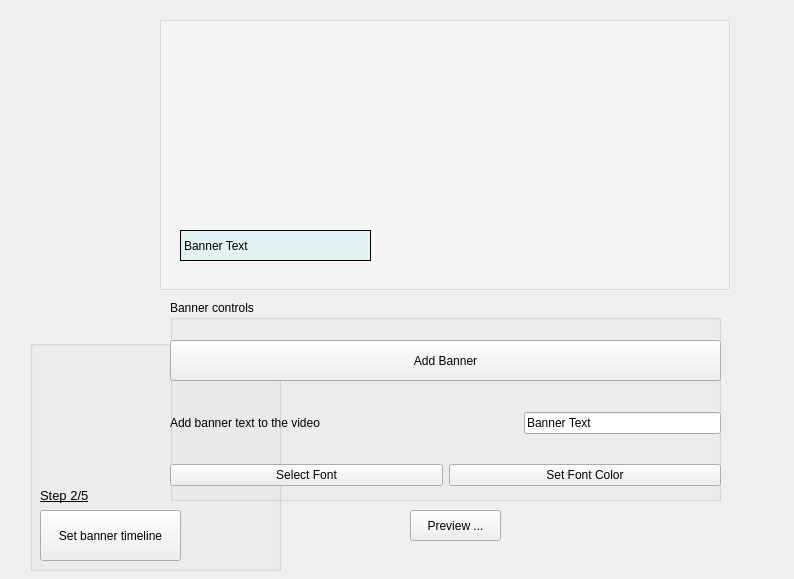
First picture: the form in ui/banner.ui, repository pratikone/videoVenom, before the edit.
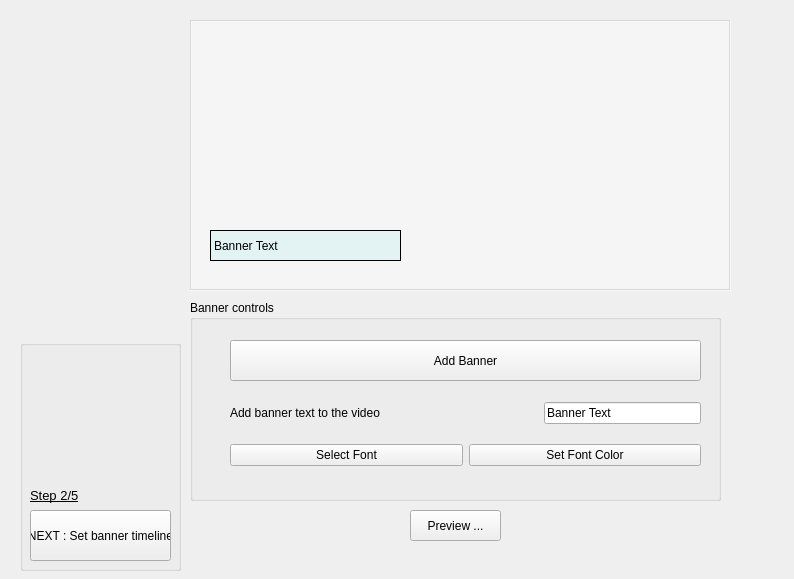
Second picture: the form after the edit.

Commit message: made changes for banner

```diff
--- a/ui/banner.ui
+++ b/ui/banner.ui
@@ -35,7 +35,7 @@
   <widget class="QLabel" name="bannerLabel">
    <property name="geometry">
     <rect>
-     <x>180</x>
+     <x>210</x>
      <y>230</y>
      <width>191</width>
      <height>31</height>
@@ -65,9 +65,9 @@
   <widget class="QLabel" name="frame">
    <property name="geometry">
     <rect>
-     <x>160</x>
+     <x>190</x>
      <y>20</y>
-     <width>571</width>
+     <width>541</width>
      <height>271</height>
     </rect>
    </property>
@@ -93,9 +93,9 @@
   <widget class="QGroupBox" name="progressBox">
    <property name="geometry">
     <rect>
-     <x>30</x>
+     <x>20</x>
      <y>340</y>
-     <width>251</width>
+     <width>161</width>
      <height>231</height>
     </rect>
    </property>
@@ -143,16 +143,16 @@
      </font>
     </property>
     <property name="text">
-     <string>Set banner timeline</string>
+     <string>NEXT : Set banner timeline</string>
     </property>
    </widget>
   </widget>
   <widget class="QGroupBox" name="groupBox">
    <property name="geometry">
     <rect>
-     <x>170</x>
+     <x>190</x>
      <y>300</y>
-     <width>551</width>
+     <width>531</width>
      <height>201</height>
     </rect>
    </property>
@@ -167,9 +167,9 @@
    <widget class="QPushButton" name="bannerBtn">
     <property name="geometry">
      <rect>
-      <x>0</x>
+      <x>40</x>
       <y>40</y>
-      <width>551</width>
+      <width>471</width>
       <height>41</height>
      </rect>
     </property>
@@ -182,12 +182,12 @@
      <string>Add Banner</string>
     </property>
    </widget>
-   <widget class="QWidget" name="">
+   <widget class="QWidget" name="layoutWidget">
     <property name="geometry">
      <rect>
-      <x>0</x>
-      <y>110</y>
-      <width>551</width>
+      <x>40</x>
+      <y>100</y>
+      <width>471</width>
       <height>26</height>
      </rect>
     </property>
@@ -234,9 +234,9 @@
    <widget class="QWidget" name="layoutWidget_2">
     <property name="geometry">
      <rect>
-      <x>0</x>
-      <y>150</y>
-      <width>551</width>
+      <x>40</x>
+      <y>130</y>
+      <width>471</width>
       <height>51</height>
      </rect>
     </property>
@@ -268,7 +268,7 @@
     </layout>
    </widget>
   </widget>
-  <widget class="QWidget" name="">
+  <widget class="QWidget" name="layoutWidget">
    <property name="geometry">
     <rect>
      <x>0</x>
```
Left out of the diff: 2 changed lines with no effect on the pictures. The commit also changes 2 other files.
